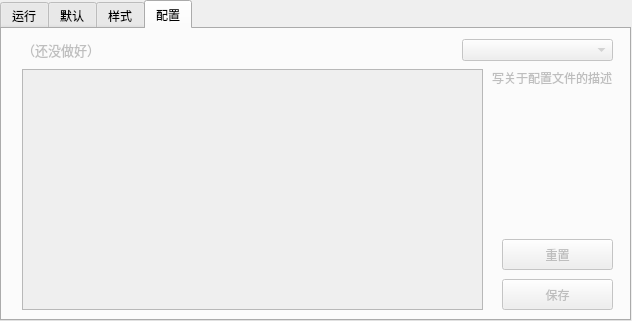
Echoosx/AutoSubtitle, file GUI_style.ui: the form before one commit.
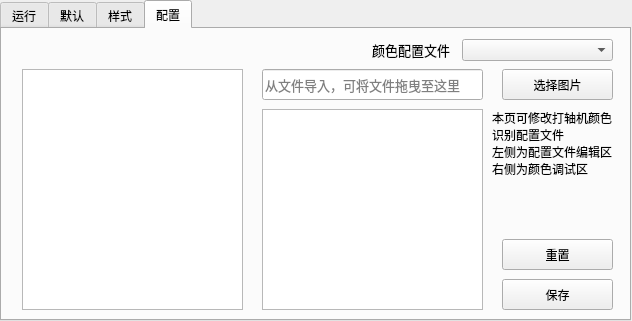
The form after the commit. The open tabs and pages were chosen to show the change. Custom widgets are drawn as their Qt base class.

Commit message: 增加自定义颜色识别

```diff
--- a/GUI_style.ui
+++ b/GUI_style.ui
@@ -748,36 +748,17 @@
     </widget>
     <widget class="QWidget" name="config">
      <property name="enabled">
-      <bool>false</bool>
+      <bool>true</bool>
      </property>
      <attribute name="title">
       <string>配置</string>
      </attribute>
-     <widget class="QLabel" name="label_6">
-      <property name="geometry">
-       <rect>
-        <x>20</x>
-        <y>10</y>
-        <width>81</width>
-        <height>21</height>
-       </rect>
-      </property>
-      <property name="font">
-       <font>
-        <family>Microsoft YaHei</family>
-        <pointsize>10</pointsize>
-       </font>
-      </property>
-      <property name="text">
-       <string>（还没做好）</string>
-      </property>
-     </widget>
      <widget class="QPlainTextEdit" name="configSheetEdit">
       <property name="geometry">
        <rect>
         <x>20</x>
         <y>40</y>
-        <width>461</width>
+        <width>221</width>
         <height>241</height>
        </rect>
       </property>
@@ -805,13 +786,16 @@
       <property name="geometry">
        <rect>
         <x>490</x>
-        <y>40</y>
+        <y>80</y>
         <width>131</width>
-        <height>131</height>
+        <height>121</height>
        </rect>
       </property>
       <property name="text">
-       <string>写关于配置文件的描述</string>
+       <string>本页可修改打轴机颜色
+识别配置文件
+左侧为配置文件编辑区
+右侧为颜色调试区</string>
       </property>
       <property name="alignment">
        <set>Qt::AlignLeading|Qt::AlignLeft|Qt::AlignTop</set>
@@ -843,6 +827,93 @@
        <string>保存</string>
       </property>
      </widget>
+     <widget class="QPlainTextEdit" name="configColorOutput">
+      <property name="geometry">
+       <rect>
+        <x>260</x>
+        <y>80</y>
+        <width>221</width>
+        <height>201</height>
+       </rect>
+      </property>
+      <property name="font">
+       <font>
+        <family>Microsoft YaHei</family>
+        <pointsize>10</pointsize>
+       </font>
+      </property>
+      <property name="plainText">
+       <string/>
+      </property>
+     </widget>
+     <widget class="DragAcceptableQLine" name="ColorPathEdit">
+      <property name="geometry">
+       <rect>
+        <x>260</x>
+        <y>40</y>
+        <width>221</width>
+        <height>31</height>
+       </rect>
+      </property>
+      <property name="font">
+       <font>
+        <family>Microsoft YaHei</family>
+        <pointsize>10</pointsize>
+       </font>
+      </property>
+      <property name="statusTip">
+       <string/>
+      </property>
+      <property name="text">
+       <string/>
+      </property>
+      <property name="readOnly">
+       <bool>true</bool>
+      </property>
+      <property name="placeholderText">
+       <string>从文件导入，可将文件拖曳至这里</string>
+      </property>
+     </widget>
+     <widget class="QToolButton" name="ColorChooseButton">
+      <property name="geometry">
+       <rect>
+        <x>500</x>
+        <y>40</y>
+        <width>111</width>
+        <height>31</height>
+       </rect>
+      </property>
+      <property name="font">
+       <font>
+        <family>Microsoft YaHei</family>
+       </font>
+      </property>
+      <property name="contextMenuPolicy">
+       <enum>Qt::DefaultContextMenu</enum>
+      </property>
+      <property name="text">
+       <string>选择图片</string>
+      </property>
+     </widget>
+     <widget class="QLabel" name="label_6">
+      <property name="geometry">
+       <rect>
+        <x>370</x>
+        <y>10</y>
+        <width>81</width>
+        <height>21</height>
+       </rect>
+      </property>
+      <property name="font">
+       <font>
+        <family>Microsoft YaHei</family>
+        <pointsize>10</pointsize>
+       </font>
+      </property>
+      <property name="text">
+       <string>颜色配置文件</string>
+      </property>
+     </widget>
     </widget>
    </widget>
   </widget>
```
Left out of the diff: 76 changed lines with no effect on the pictures. The commit also changes 8 other files.
